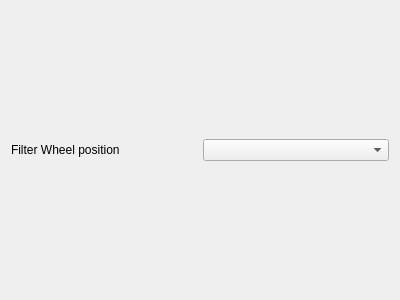
This is acq4/devices/FilterWheel/FilterWheelTaskTemplate.ui in mgraupe/acq4 as Qt 5 draws it before an edit. The edited form follows.
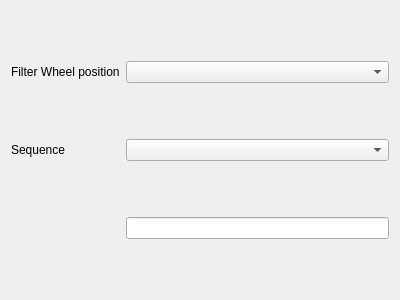
This is the edited form.

Commit message: added to possibility to do filter wheel sequences

The edit to the form file:
```diff
--- a/acq4/devices/FilterWheel/FilterWheelTaskTemplate.ui
+++ b/acq4/devices/FilterWheel/FilterWheelTaskTemplate.ui
@@ -14,6 +14,16 @@
    <string>Form</string>
   </property>
   <layout class="QGridLayout" name="gridLayout_2">
+   <item row="1" column="0">
+    <widget class="QLabel" name="label_2">
+     <property name="text">
+      <string>Sequence</string>
+     </property>
+    </widget>
+   </item>
+   <item row="1" column="1">
+    <widget class="QComboBox" name="comboBox"/>
+   </item>
    <item row="0" column="0">
     <widget class="QLabel" name="label">
      <property name="text">
@@ -24,6 +34,9 @@
    <item row="0" column="1">
     <widget class="QComboBox" name="filterCombo"/>
    </item>
+   <item row="2" column="1">
+    <widget class="QLineEdit" name="sequenceListEdit"/>
+   </item>
   </layout>
  </widget>
  <resources/>
```
The commit also changes 2 other files.
